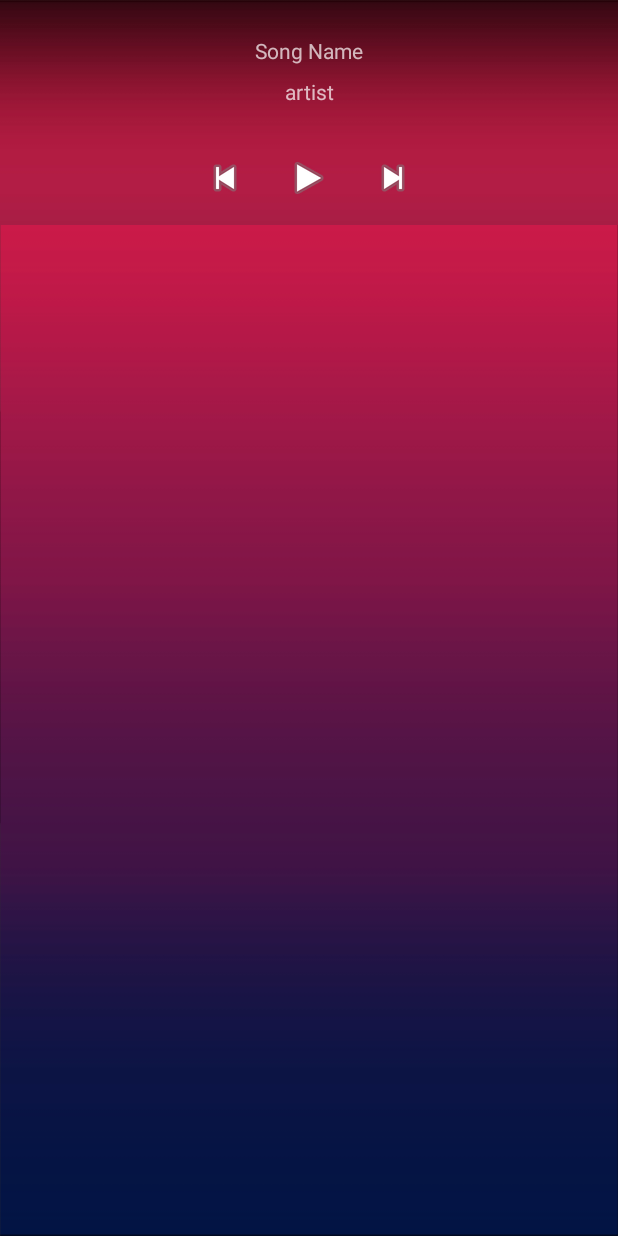
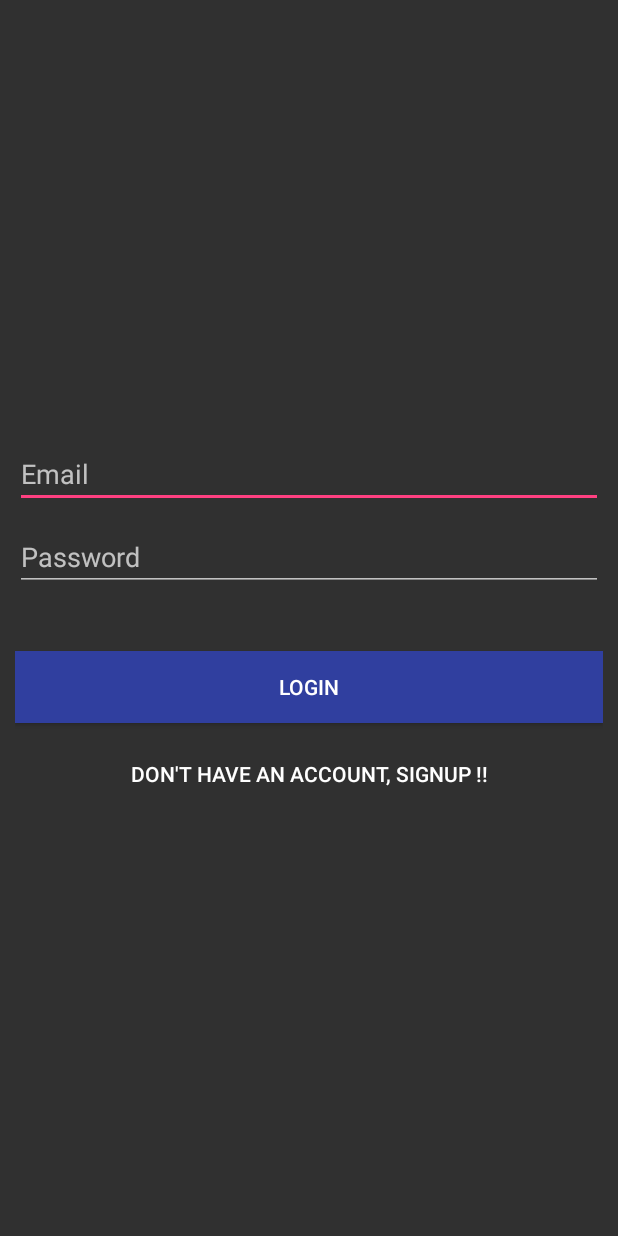
Before and after one commit to ajayrwarrier/Vibe-MusicApp, an Android app: the screen it shows after launch (MusicHomeActivity before the commit, LoginActivity after it), on a phone screen of 412 x 824 dp. Run offline under Robolectric (Android 15) with nearby library versions, the phone set to English and light mode, and no system bars; our stand-ins replace ButterKnife, Firebase (no records; nobody signed in at launch, a user with empty details on screens opened directly); libraries missing offline, so code that uses them is left out: wseemann.media; 5 statements that could not run were skipped.

Commit message:
Added Firebase Authentication and Real Time Database
New Login Screen, Minor Improvements.

```diff
--- /dev/null
+++ b/app/src/main/java/com/example/ajayrwarrier/vibe/LoginActivity.java
@@ -0,0 +1,113 @@
+package com.example.ajayrwarrier.vibe;
+import android.content.Intent;
+import android.os.Bundle;
+import android.support.annotation.NonNull;
+import android.support.v7.app.AppCompatActivity;
+import android.text.TextUtils;
+import android.view.View;
+import android.view.WindowManager;
+import android.widget.Button;
+import android.widget.EditText;
+import android.widget.ProgressBar;
+import android.widget.Toast;
+
+import com.google.android.gms.tasks.OnCompleteListener;
+import com.google.android.gms.tasks.Task;
+import com.google.firebase.auth.AuthResult;
+import com.google.firebase.auth.FirebaseAuth;
+public class LoginActivity extends AppCompatActivity {
+    private Button btnLogin, btnLinkToSignUp;
+    private ProgressBar progressBar;
+    private FirebaseAuth auth;
+    private EditText loginInputEmail, loginInputPassword;
+    private static boolean isEmailValid(String email) {
+        return !TextUtils.isEmpty(email) && android.util.Patterns.EMAIL_ADDRESS.matcher(email).matches();
+    }
+    private static boolean isPasswordValid(String password) {
+        return (password.length() >= 6);
+    }
+    @Override
+    protected void onCreate(Bundle savedInstanceState) {
+        super.onCreate(savedInstanceState);
+        setContentView(R.layout.activity_login);
+        auth = FirebaseAuth.getInstance();
+        progressBar = (ProgressBar) findViewById(R.id.progressBar);
+        loginInputEmail = (EditText) findViewById(R.id.login_input_email);
+        loginInputPassword = (EditText) findViewById(R.id.login_input_password);
+        btnLogin = (Button) findViewById(R.id.btn_login);
+        btnLinkToSignUp = (Button) findViewById(R.id.btn_link_signup);
+        btnLogin.setOnClickListener(new View.OnClickListener() {
+            @Override
+            public void onClick(View view) {
+                submitForm();
+            }
+        });
+        btnLinkToSignUp.setOnClickListener(new View.OnClickListener() {
+            @Override
+            public void onClick(View view) {
+                Intent intent = new Intent(LoginActivity.this, SignUpActivity.class);
+                startActivity(intent);
+            }
+        });
+    }
+    /**
+     * Validating form
+     */
+    private void submitForm() {
+        String email = loginInputEmail.getText().toString().trim();
+        String password = loginInputPassword.getText().toString().trim();
+        if (!checkEmail()) {
+            return;
+        }
+        if (!checkPassword()) {
+            return;
+        }
+        progressBar.setVisibility(View.VISIBLE);
+        //authenticate user
+        auth.signInWithEmailAndPassword(email, password)
+                .addOnCompleteListener(LoginActivity.this, new OnCompleteListener<AuthResult>() {
+                    @Override
+                    public void onComplete(@NonNull Task<AuthResult> task) {
+                        progressBar.setVisibility(View.GONE);
+                        if (!task.isSuccessful()) {
+                            // there was an error
+                            Toast.makeText(LoginActivity.this, getString(R.string.auth_failed), Toast.LENGTH_LONG).show();
+                        } else {
+                            Intent intent = new Intent(LoginActivity.this, MusicHomeActivity.class);
+                            startActivity(intent);
+                            finish();
+                        }
+                    }
+                });
+    }
+    private boolean checkEmail() {
+        String email = loginInputEmail.getText().toString().trim();
+        if (email.isEmpty() || !isEmailValid(email)) {
+            Toast.makeText(this, getString(R.string.err_msg_email), Toast.LENGTH_SHORT).show();
+            loginInputEmail.setError(getString(R.string.err_msg_required));
+            requestFocus(loginInputEmail);
+            return false;
+        }
+        return true;
+    }
+    private boolean checkPassword() {
+        String password = loginInputPassword.getText().toString().trim();
+        if (password.isEmpty() || !isPasswordValid(password)) {
+            Toast.makeText(this, getString(R.string.err_msg_password), Toast.LENGTH_SHORT).show();
+            loginInputPassword.setError(getString(R.string.err_msg_required));
+            requestFocus(loginInputPassword);
+            return false;
+        }
+        return true;
+    }
+    private void requestFocus(View view) {
+        if (view.requestFocus()) {
+            getWindow().setSoftInputMode(WindowManager.LayoutParams.SOFT_INPUT_STATE_ALWAYS_VISIBLE);
+        }
+    }
+    @Override
+    protected void onResume() {
+        super.onResume();
+        progressBar.setVisibility(View.GONE);
+    }
+}
--- a/app/src/main/java/com/example/ajayrwarrier/vibe/MusicHomeActivity.java
+++ b/app/src/main/java/com/example/ajayrwarrier/vibe/MusicHomeActivity.java
@@ -8,10 +8,14 @@ import android.content.Intent;
 import android.content.IntentFilter;
 import android.content.Loader;
 import android.content.ServiceConnection;
+import android.content.pm.PackageManager;
 import android.database.Cursor;
 import android.net.Uri;
+import android.os.Build;
 import android.os.Bundle;
 import android.os.IBinder;
+import android.support.annotation.NonNull;
+import android.support.v4.app.ActivityCompat;
 import android.support.v4.content.LocalBroadcastManager;
 import android.support.v7.app.AppCompatActivity;
 import android.support.v7.widget.Toolbar;
@@ -22,10 +26,13 @@ import android.widget.AdapterView;
 import android.widget.ImageButton;
 import android.widget.ListView;
 import android.widget.TextView;
+import android.widget.Toast;
 
 import com.example.ajayrwarrier.vibe.googleservices.Analytics;
 import com.google.android.gms.analytics.HitBuilders;
 import com.google.android.gms.analytics.Tracker;
+import com.google.firebase.auth.FirebaseAuth;
+import com.google.firebase.auth.FirebaseUser;
 
 import java.util.ArrayList;
 import java.util.Collections;
@@ -49,9 +56,13 @@ public class MusicHomeActivity extends AppCompatActivity implements LoaderManage
     ImageButton playPauseButton;
     @BindView(R.id.toolbar)
     Toolbar toolbar;
+    @BindView(R.id.logout_button)
+    ImageButton signoutButton;
     BroadcastReceiver receiver;
     Tracker mTracker;
     String ActivityName;
+    private FirebaseAuth.AuthStateListener authListener;
+    private FirebaseAuth auth;
     private ArrayList<Song> songList = new ArrayList<>();
     private Intent playIntent;
     private boolean isPlaying;
@@ -75,6 +86,29 @@ public class MusicHomeActivity extends AppCompatActivity implements LoaderManage
         super.onCreate(savedInstanceState);
         setContentView(R.layout.activity_music_home);
         ButterKnife.bind(this);
+        //get firebase auth instance
+        auth = FirebaseAuth.getInstance();
+        authListener = new FirebaseAuth.AuthStateListener() {
+            @Override
+            public void onAuthStateChanged(@NonNull FirebaseAuth firebaseAuth) {
+                FirebaseUser user = firebaseAuth.getCurrentUser();
+                if (user == null) {
+                    // if user is null launch login activity
+                    startActivity(new Intent(MusicHomeActivity.this, LoginActivity.class));
+                    finish();
+                } else {
+                    Toast.makeText(MusicHomeActivity.this, (getString(R.string.hello) + user.getEmail() + ""), Toast.LENGTH_SHORT).show();
+                    ;
+                }
+            }
+        };
+        signoutButton.setOnClickListener(new View.OnClickListener() {
+            @Override
+            public void onClick(View v) {
+                signOutButton();
+            }
+        });
+        isStoragePermissionGranted();
         getLoaderManager().initLoader(0, null, this);
         Analytics application = (Analytics) getApplication();
         ActivityName = getString(R.string.home_name);
@@ -86,7 +120,6 @@ public class MusicHomeActivity extends AppCompatActivity implements LoaderManage
                 ToolUpdate(song);
             }
         };
-        getSongList();
         Collections.sort(songList, new Comparator<Song>() {
             public int compare(Song a, Song b) {
                 return a.getTitle().compareTo(b.getTitle());
@@ -154,10 +187,10 @@ public class MusicHomeActivity extends AppCompatActivity implements LoaderManage
         if (musicSrv != null)
             isPlaying = musicSrv.isPng();
     }
-    public void getSongList() {
-    }
     @Override
     protected void onStart() {
+        SongAdapter songAdt = new SongAdapter(this, songList);
+        songView.setAdapter(songAdt);
         if (playIntent == null) {
             playIntent = new Intent(this, MusicService.class);
             this.bindService(playIntent, musicConnection, Context.BIND_AUTO_CREATE);
@@ -167,10 +200,14 @@ public class MusicHomeActivity extends AppCompatActivity implements LoaderManage
                 new IntentFilter(MusicService.COPA_RESULT)
         );
         super.onStart();
+        auth.addAuthStateListener(authListener);
     }
     @Override
     public void onStop() {
         LocalBroadcastManager.getInstance(this).unregisterReceiver(receiver);
+        if (authListener != null) {
+            auth.removeAuthStateListener(authListener);
+        }
         super.onStop();
     }
     @Override
@@ -190,6 +227,8 @@ public class MusicHomeActivity extends AppCompatActivity implements LoaderManage
     @Override
     public void onResume() {
         super.onResume();
+        SongAdapter songAdt = new SongAdapter(this, songList);
+        songView.setAdapter(songAdt);
         Log.i(getString(R.string.analytics), getString(R.string.setscreenname) + ActivityName);
         mTracker.setScreenName(getString(R.string.image) + ActivityName);
         mTracker.send(new HitBuilders.ScreenViewBuilder().build());
@@ -202,7 +241,8 @@ public class MusicHomeActivity extends AppCompatActivity implements LoaderManage
                 } else {
                     isPlaying = false;
                     playPauseButton.setImageResource(android.R.drawable.ic_media_play);
-                    ToolUpdate(musicSrv.getSong());
+                    if (musicSrv.getSong() != null)
+                        ToolUpdate(musicSrv.getSong());
                 }
             }
         }
@@ -248,4 +288,30 @@ public class MusicHomeActivity extends AppCompatActivity implements LoaderManage
     public void onLoaderReset(Loader<Cursor> loader) {
         loader.reset();
     }
+    public boolean isStoragePermissionGranted() {
+        if (Build.VERSION.SDK_INT >= 23) {
+            if (checkSelfPermission(android.Manifest.permission.WRITE_EXTERNAL_STORAGE)
+                    == PackageManager.PERMISSION_GRANTED) {
+                Log.v("", getString(R.string.prem_granted));
+                return true;
+            } else {
+                Log.v("", getString(R.string.perm_revoked));
+                ActivityCompat.requestPermissions(this, new String[]{android.Manifest.permission.WRITE_EXTERNAL_STORAGE}, 1);
+                return false;
+            }
+        } else { //permission is automatically granted on sdk<23 upon installation
+            Log.v("", getString(R.string.prem_granted));
+            return true;
+        }
+    }
+    @Override
+    public void onRequestPermissionsResult(int requestCode, String[] permissions, int[] grantResults) {
+        super.onRequestPermissionsResult(requestCode, permissions, grantResults);
+        if (grantResults[0] == PackageManager.PERMISSION_GRANTED) {
+            Log.v("", getString(R.string.perm) + permissions[0] + getString(R.string.was) + grantResults[0]);
+        }
+    }
+    public void signOutButton() {
+        auth.signOut();
+    }
 }
--- a/app/src/main/java/com/example/ajayrwarrier/vibe/MusicService.java
+++ b/app/src/main/java/com/example/ajayrwarrier/vibe/MusicService.java
@@ -120,7 +120,9 @@ public class MusicService extends Service implements
         songPosn = songIndex;
     }
     public Song getSong() {
-        return songs.get(songPosn);
+        if(songs.size()>0){
+        return songs.get(songPosn);}
+        else return null;
     }
     public int getPosn() {
         return player.getCurrentPosition();
--- a/app/src/main/java/com/example/ajayrwarrier/vibe/SongProvider.java
+++ b/app/src/main/java/com/example/ajayrwarrier/vibe/SongProvider.java
@@ -21,6 +21,7 @@ public class SongProvider extends AppWidgetProvider {
     @Override
     public void onUpdate(Context context, AppWidgetManager appWidgetManager, int[] appWidgetIds) {
         final int N = appWidgetIds.length;
+        if(musicSrv!=null)
         isPlaying = musicSrv.isPng();
         for (int i = 0; i < N; i++) {
             int appWidgetId = appWidgetIds[i];
--- /dev/null
+++ b/app/src/main/res/layout/activity_login.xml
@@ -0,0 +1,47 @@
+<?xml version="1.0" encoding="utf-8"?>
+<LinearLayout
+    xmlns:android="http://schemas.android.com/apk/res/android"
+    android:layout_width="fill_parent"
+    android:layout_height="fill_parent"
+    android:gravity="center"
+    android:orientation="vertical"
+    android:padding="10dp">
+    <EditText
+        android:id="@+id/login_input_email"
+        android:layout_width="match_parent"
+        android:layout_height="wrap_content"
+        android:layout_gravity="center_horizontal"
+        android:layout_marginTop="10dp"
+        android:ems="10"
+        android:inputType="textEmailAddress"
+        android:hint="@string/email" />
+    <EditText
+        android:id="@+id/login_input_password"
+        android:layout_gravity="center_horizontal"
+        android:layout_marginTop="10dp"
+        android:layout_width="match_parent"
+        android:layout_height="wrap_content"
+        android:ems="10"
+        android:inputType="textPassword"
+        android:hint="@string/hint_password" />
+
+    <Button android:id="@+id/btn_login"
+            android:layout_width="fill_parent"
+            android:layout_height="wrap_content"
+            android:text="@string/btn_login"
+            android:background="@color/colorPrimaryDark"
+            android:layout_marginTop="40dp"
+            android:textColor="@android:color/white"/>
+
+    <Button android:id="@+id/btn_link_signup"
+            android:layout_width="fill_parent"
+            android:layout_height="wrap_content"
+            android:text="@string/btn_link_to_signup"
+            android:background="@android:color/transparent"
+            android:layout_marginTop="10dp"
+            android:textColor="@color/white"/>
+    <ProgressBar
+        android:layout_width="wrap_content"
+        android:layout_height="wrap_content"
+        android:id="@+id/progressBar"/>
+</LinearLayout>
--- a/app/src/main/res/values/strings.xml
+++ b/app/src/main/res/values/strings.xml
@@ -23,4 +23,28 @@
     <string name="error1">Error setting data source</string>
     <string name="playing">Playing</string>
     <string name="update">onUpdate</string>
+    <string name="email">Email</string>
+    <string name="minimum_password">Password too short, enter minimum 6 characters!</string>
+    <string name="auth_failed">Authentication error, Please enter a valid email and password or sign up</string>
+    <string name="hint_email">Email</string>
+    <string name="hint_password">Password</string>
+    <string name="btn_login">LOGIN</string>
+    <string name="btn_link_to_login">Already registered. Login !!</string>
+    <string name="btn_sign_out">Sign Out</string>
+    <string name="btn_sign_up">Sign Up !!</string>
+    <string name="err_msg_email">Enter a valid email.</string>
+    <string name="err_msg_required">Required !!</string>
+    <string name="err_msg_password">Enter a valid password with min 6 characters.</string>
+    <string name="btn_link_to_signup">Don\'t have an account, Signup !!</string>
+    <string name="users">users</string>
+    <string name="app_title">app_title</string>
+    <string name="signup_activity">SignupActivity</string>
+    <string name="creatingUserEmail">createUserWithEmail:onComplete:</string>
+    <string name="failed_auth">Authentication failed.</string>
+    <string name="succ_reg">You are successfully Registered !!</string>
+    <string name="hello">"Hello  "</string>
+    <string name="prem_granted">Permission is granted</string>
+    <string name="perm_revoked">Permission is revoked</string>
+    <string name="perm">"Permission: "</string>
+    <string name="was">"was "</string>
 </resources>
```
Also changed, not shown: app/build.gradle (+5 -2 lines), app/src/main/AndroidManifest.xml (+17 -8 lines), app/src/main/java/com/example/ajayrwarrier/vibe/SignUpActivity.java (added, +129 -0 lines), app/src/main/java/com/example/ajayrwarrier/vibe/UserData.java (added, +14 -0 lines), app/src/main/res/layout/activity_music_home.xml (+15 -2 lines), app/src/main/res/layout/activity_sign_up.xml (added, +47 -0 lines), 1 other file.
